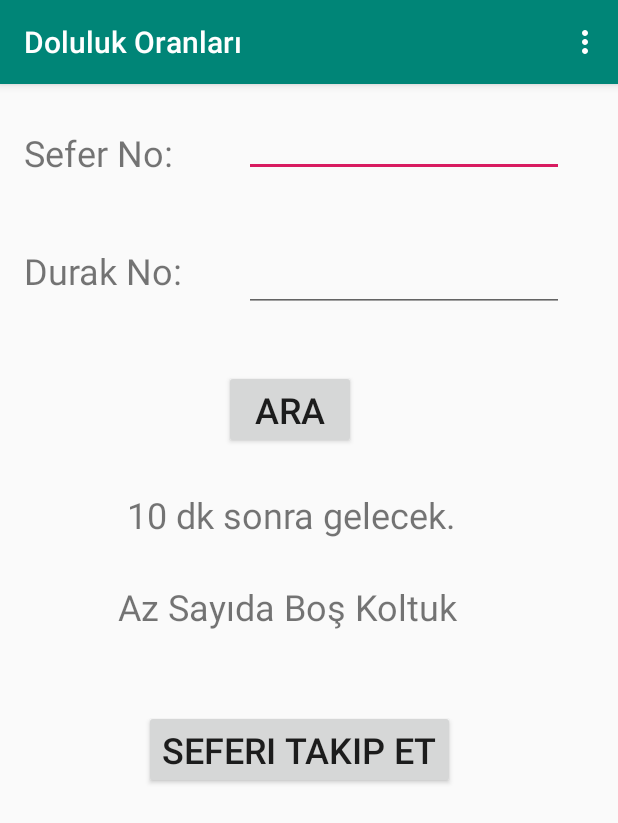
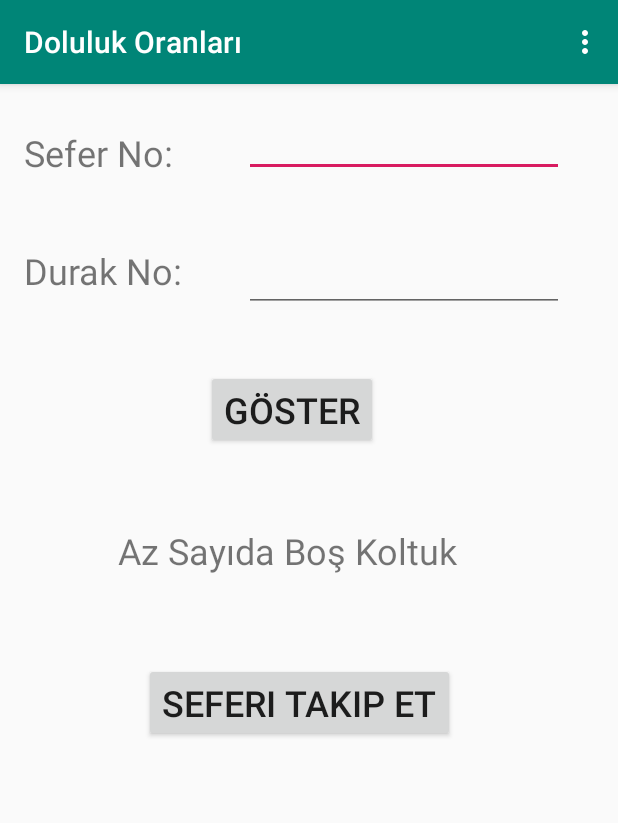
Before and after one commit to kucuk13/Public-Transport-System, an Android app: the screen it shows after launch (FullnessActivity), in the options menu, after a tap on "Doluluk Oranları", on a phone screen of 412 x 824 dp. Shown: the top 823 px of the screen. Run offline under Robolectric (Android 15) with nearby library versions, the phone set to English and light mode, and no system bars.

```diff
--- a/app/build.gradle
+++ b/app/build.gradle
@@ -33,4 +33,5 @@ dependencies {
     implementation 'androidx.gridlayout:gridlayout:1.0.0'
     implementation 'com.android.support:cardview-v7:29.1.1'
     implementation 'com.android.support:recyclerview-v7:29.1.1'
+    implementation files('src\\libs\\postgresql-42.2.9.jar')
 }
--- a/app/src/main/java/com/example/project/AllRequestsActivity.java
+++ b/app/src/main/java/com/example/project/AllRequestsActivity.java
@@ -54,6 +54,7 @@ public class AllRequestsActivity extends AppCompatActivity {
             intent = new Intent(AllRequestsActivity.this, SettingsActivity.class);
             startActivity(intent);
         } else if (id == R.id.logout) {
+            new Person();
             intent = new Intent(AllRequestsActivity.this, MainActivity.class);
             startActivity(intent);
         }
--- a/app/src/main/java/com/example/project/ComplaintActivity.java
+++ b/app/src/main/java/com/example/project/ComplaintActivity.java
@@ -73,6 +73,7 @@ public class ComplaintActivity extends AppCompatActivity {
             intent = new Intent(ComplaintActivity.this, SettingsActivity.class);
             startActivity(intent);
         } else if (id == R.id.logout) {
+            new Person();
             intent = new Intent(ComplaintActivity.this, MainActivity.class);
             startActivity(intent);
         }
--- a/app/src/main/java/com/example/project/FavouriteActivity.java
+++ b/app/src/main/java/com/example/project/FavouriteActivity.java
@@ -58,6 +58,7 @@ public class FavouriteActivity extends AppCompatActivity {
             intent = new Intent(FavouriteActivity.this, SettingsActivity.class);
             startActivity(intent);
         } else if (id == R.id.logout) {
+            new Person();
             intent = new Intent(FavouriteActivity.this, MainActivity.class);
             startActivity(intent);
         }
--- a/app/src/main/java/com/example/project/FullnessActivity.java
+++ b/app/src/main/java/com/example/project/FullnessActivity.java
@@ -45,6 +45,7 @@ public class FullnessActivity extends AppCompatActivity {
             intent = new Intent(FullnessActivity.this, SettingsActivity.class);
             startActivity(intent);
         } else if (id == R.id.logout) {
+            new Person();
             intent = new Intent(FullnessActivity.this, MainActivity.class);
             startActivity(intent);
         }
--- a/app/src/main/java/com/example/project/MainActivity.java
+++ b/app/src/main/java/com/example/project/MainActivity.java
@@ -19,6 +19,7 @@ public class MainActivity extends AppCompatActivity {
 
     @Override
     protected void onCreate(Bundle savedInstanceState) {
+
         super.onCreate(savedInstanceState);
         setContentView(R.layout.activity_main);
         Toolbar toolbar = findViewById(R.id.toolbar);
--- a/app/src/main/java/com/example/project/NewRequestActivity.java
+++ b/app/src/main/java/com/example/project/NewRequestActivity.java
@@ -45,6 +45,7 @@ public class NewRequestActivity extends AppCompatActivity {
             intent = new Intent(NewRequestActivity.this, SettingsActivity.class);
             startActivity(intent);
         } else if (id == R.id.logout) {
+            new Person();
             intent = new Intent(NewRequestActivity.this, MainActivity.class);
             startActivity(intent);
         }
--- a/app/src/main/java/com/example/project/RegisterActivity.java
+++ b/app/src/main/java/com/example/project/RegisterActivity.java
@@ -2,6 +2,7 @@ package com.example.project;
 
 import androidx.appcompat.app.AppCompatActivity;
 
+import android.content.Intent;
 import android.os.Bundle;
 
 import android.view.View;
@@ -41,6 +42,8 @@ public class RegisterActivity extends AppCompatActivity {
                         } else {
                             Toast.makeText(RegisterActivity.this, "Data NOT Inserted", Toast.LENGTH_LONG).show();
                         }
+                        Intent intent = new Intent(RegisterActivity.this, MainActivity.class);
+                        startActivity(intent);
                     }
                 }
         );
--- a/app/src/main/res/layout/activity_fullness.xml
+++ b/app/src/main/res/layout/activity_fullness.xml
@@ -59,10 +59,10 @@
         app:layout_constraintVertical_bias="0.068" />
 
     <Button
-        android:id="@+id/buttonSearch"
+        android:id="@+id/buttonShow"
         android:layout_width="wrap_content"
         android:layout_height="wrap_content"
-        android:text="@string/buttonSearch"
+        android:text="@string/buttonShow"
         android:textSize="24sp"
         app:layout_constraintBottom_toBottomOf="parent"
         app:layout_constraintEnd_toEndOf="parent"
@@ -70,19 +70,6 @@
         app:layout_constraintStart_toStartOf="parent"
         app:layout_constraintTop_toTopOf="parent"
         app:layout_constraintVertical_bias="0.267" />
-
-    <TextView
-        android:id="@+id/textViewWhenComes"
-        android:layout_width="wrap_content"
-        android:layout_height="wrap_content"
-        android:text="@string/textViewWhenComes"
-        android:textSize="24sp"
-        app:layout_constraintBottom_toBottomOf="parent"
-        app:layout_constraintEnd_toEndOf="parent"
-        app:layout_constraintHorizontal_bias="0.442"
-        app:layout_constraintStart_toStartOf="parent"
-        app:layout_constraintTop_toBottomOf="@+id/buttonSearch"
-        app:layout_constraintVertical_bias="0.055" />
 
     <TextView
         android:id="@+id/textViewHowMuchEmpty"
@@ -94,8 +81,8 @@
         app:layout_constraintEnd_toEndOf="parent"
         app:layout_constraintHorizontal_bias="0.424"
         app:layout_constraintStart_toStartOf="parent"
-        app:layout_constraintTop_toBottomOf="@+id/textViewWhenComes"
-        app:layout_constraintVertical_bias="0.067" />
+        app:layout_constraintTop_toBottomOf="@+id/buttonShow"
+        app:layout_constraintVertical_bias="0.105" />
 
     <Button
         android:id="@+id/buttonFollow"
--- a/app/src/main/res/values/strings.xml
+++ b/app/src/main/res/values/strings.xml
@@ -17,7 +17,7 @@
     <string name="littleEmpty">Az Sayıda Boş Koltuk</string>
     <string name="onlyStanding">Sadece Ayakta Yolcu</string>
     <string name="full">Dolu</string>
-    <string name="buttonSearch">Ara</string>
+    <string name="buttonShow">Göster</string>
     <string name="textViewWhenComes">10 dk sonra gelecek.</string>
     <string name="textViewWhereFrom">Nereden</string>
     <string name="textViewWhereTo">Nereye</string>
```
Also changed, not shown: app/src/main/java/com/example/project/LogActivity.java (+11 -0 lines), app/src/main/java/com/example/project/Person.java (added, +26 -0 lines), app/src/main/java/com/example/project/SettingsActivity.java (+10 -3 lines), app/src/main/res/layout/activity_settings.xml (+2 -14 lines), app/src/libs/postgresql-42.2.9.jar (added).
